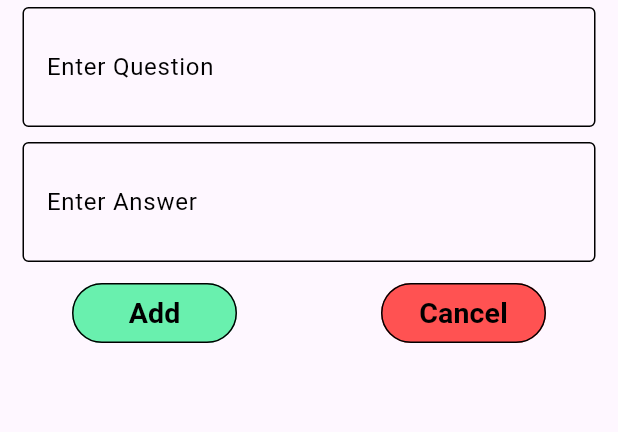
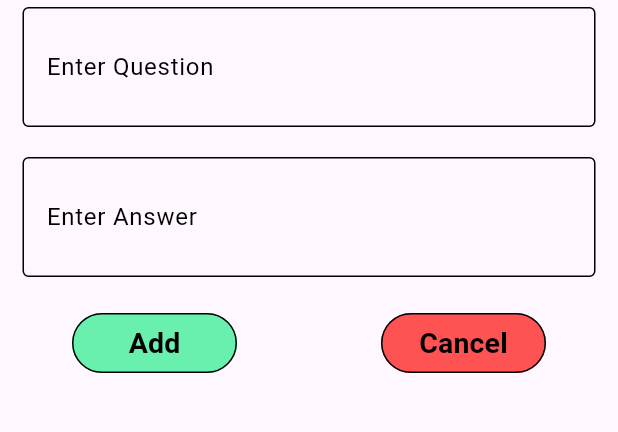
Before and after one commit to piyush-143/flashcard_app, a Flutter app: the CustomBottomSheet widget shown alone on an empty page, opened directly, on a phone screen of 412 x 824 dp, the part 80-512 px from its top. Run offline on Flutter 3.47's test engine with Material 3 defaults, Android fonts, the phone set to English and light mode, and no system bars; our stand-ins replace carousel_slider, sqflite; missing offline and left inert: flash_card; accounts and stored records are empty.

Commit message:
updated code

```diff
--- a/lib/widgets/bottom_sheet.dart
+++ b/lib/widgets/bottom_sheet.dart
@@ -47,9 +47,8 @@ class _CustomBottomSheetState extends State<CustomBottomSheet> {
 
   @override
   Widget build(BuildContext context) {
-    return Expanded(
-      child: Padding(
-        padding: const EdgeInsets.symmetric(horizontal: 15.0, vertical: 10),
+    return Padding(
+      padding: const EdgeInsets.only(left: 15.0, right: 15, top: 10),
       child: Column(
         children: [
           Text(
@@ -90,7 +89,7 @@ class _CustomBottomSheetState extends State<CustomBottomSheet> {
                   },
                 ),
                 const SizedBox(
-                    height: 10,
+                  height: 20,
                 ),
                 TextFormField(
                   controller: ansController,
@@ -122,7 +121,7 @@ class _CustomBottomSheetState extends State<CustomBottomSheet> {
             ),
           ),
           const SizedBox(
-              height: 10,
+            height: 20,
           ),
           Row(
             mainAxisAlignment: MainAxisAlignment.spaceEvenly,
@@ -156,9 +155,8 @@ class _CustomBottomSheetState extends State<CustomBottomSheet> {
                 bgColor: Colors.redAccent,
               ),
             ],
-            )
+          ),
         ],
-        ),
       ),
     );
   }
--- a/lib/widgets/custom_flashcard.dart
+++ b/lib/widgets/custom_flashcard.dart
@@ -1,12 +1,14 @@
 import 'package:flashcard_app/database/local_database/db_helper.dart';
 import 'package:flashcard_app/view_model/db_provider.dart';
+import 'package:flashcard_app/view_model/index_provider.dart';
 import 'package:flutter/material.dart';
 import 'package:flash_card/flash_card.dart';
+import 'package:path/path.dart';
 import 'package:provider/provider.dart';
 
 class CustomFlashCard extends StatelessWidget {
-  final int index;
-  const CustomFlashCard({super.key, required this.index});
+  int index;
+  CustomFlashCard({super.key, required this.index});
 
   @override
   Widget build(BuildContext context) {
```
Also changed, not shown: lib/view/home_view.dart (+7 -2 lines), 2 other files. Lines whose indentation alone changed are shown as unchanged.
